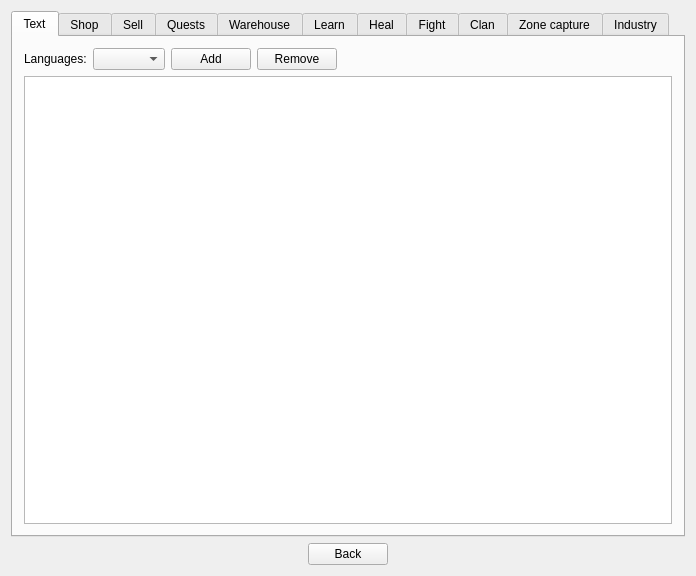
Above: tools/bot-editor/MainWindow.ui from alphaonex86/CatchChallenger before the change. Below: the same form after it.
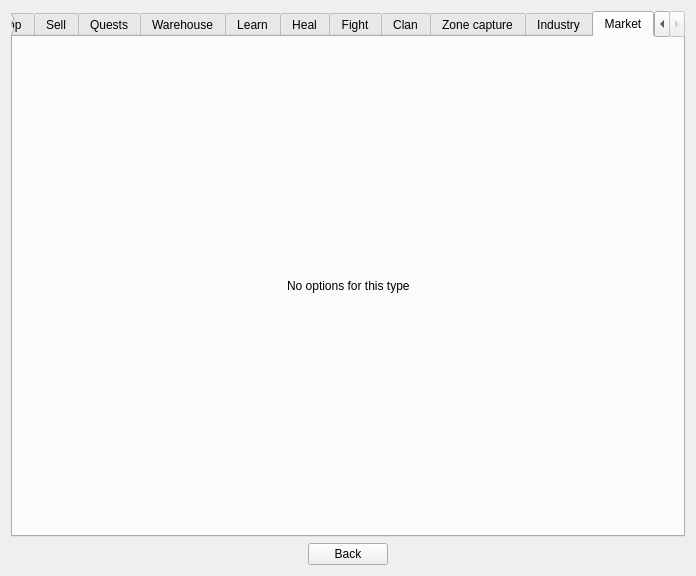
That is the form after the change. The open tabs and pages were chosen to show the change.

What changed in the file:
```diff
--- a/tools/bot-editor/MainWindow.ui
+++ b/tools/bot-editor/MainWindow.ui
@@ -1196,6 +1196,76 @@
             </item>
            </layout>
           </widget>
+          <widget class="QWidget" name="tabMarket">
+           <attribute name="title">
+            <string>Market</string>
+           </attribute>
+           <layout class="QVBoxLayout" name="verticalLayout_16">
+            <item>
+             <spacer name="verticalSpacer_24">
+              <property name="orientation">
+               <enum>Qt::Vertical</enum>
+              </property>
+              <property name="sizeHint" stdset="0">
+               <size>
+                <width>20</width>
+                <height>233</height>
+               </size>
+              </property>
+             </spacer>
+            </item>
+            <item>
+             <layout class="QHBoxLayout" name="horizontalLayout_20">
+              <item>
+               <spacer name="horizontalSpacer_40">
+                <property name="orientation">
+                 <enum>Qt::Horizontal</enum>
+                </property>
+                <property name="sizeHint" stdset="0">
+                 <size>
+                  <width>40</width>
+                  <height>20</height>
+                 </size>
+                </property>
+               </spacer>
+              </item>
+              <item>
+               <widget class="QLabel" name="label_13">
+                <property name="text">
+                 <string>No options for this type</string>
+                </property>
+               </widget>
+              </item>
+              <item>
+               <spacer name="horizontalSpacer_41">
+                <property name="orientation">
+                 <enum>Qt::Horizontal</enum>
+                </property>
+                <property name="sizeHint" stdset="0">
+                 <size>
+                  <width>40</width>
+                  <height>20</height>
+                 </size>
+                </property>
+               </spacer>
+              </item>
+             </layout>
+            </item>
+            <item>
+             <spacer name="verticalSpacer_25">
+              <property name="orientation">
+               <enum>Qt::Vertical</enum>
+              </property>
+              <property name="sizeHint" stdset="0">
+               <size>
+                <width>20</width>
+                <height>233</height>
+               </size>
+              </property>
+             </spacer>
+            </item>
+           </layout>
+          </widget>
          </widget>
         </item>
         <item>
```
Left out of the diff: 2 changed lines with no effect on the pictures.
